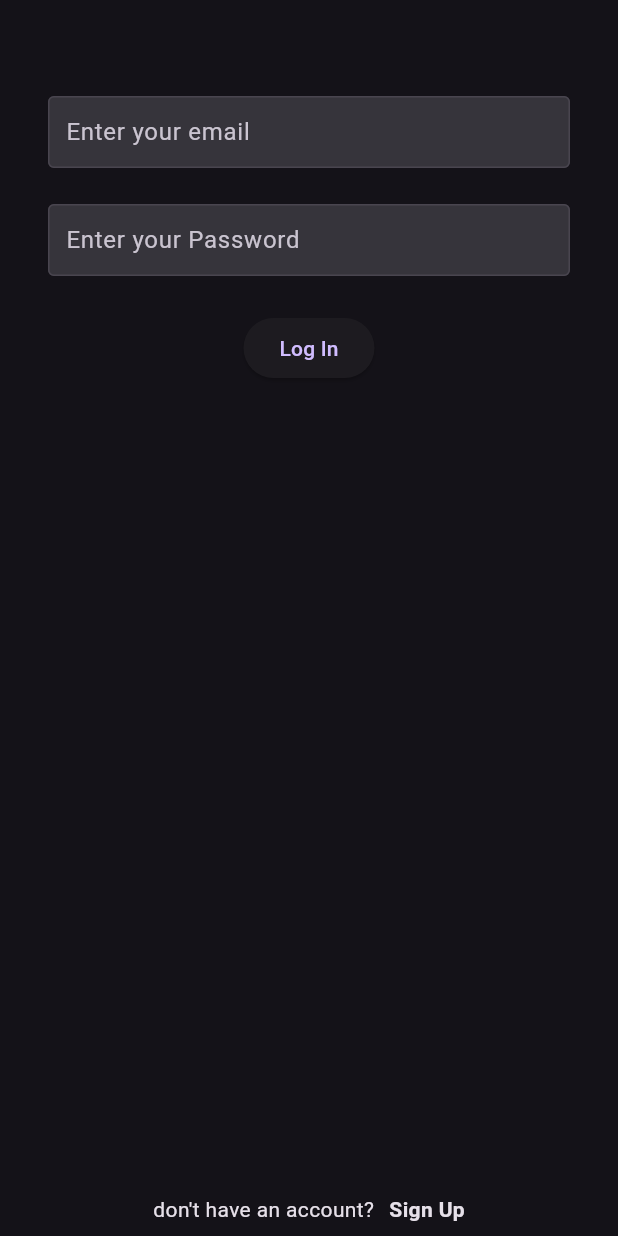
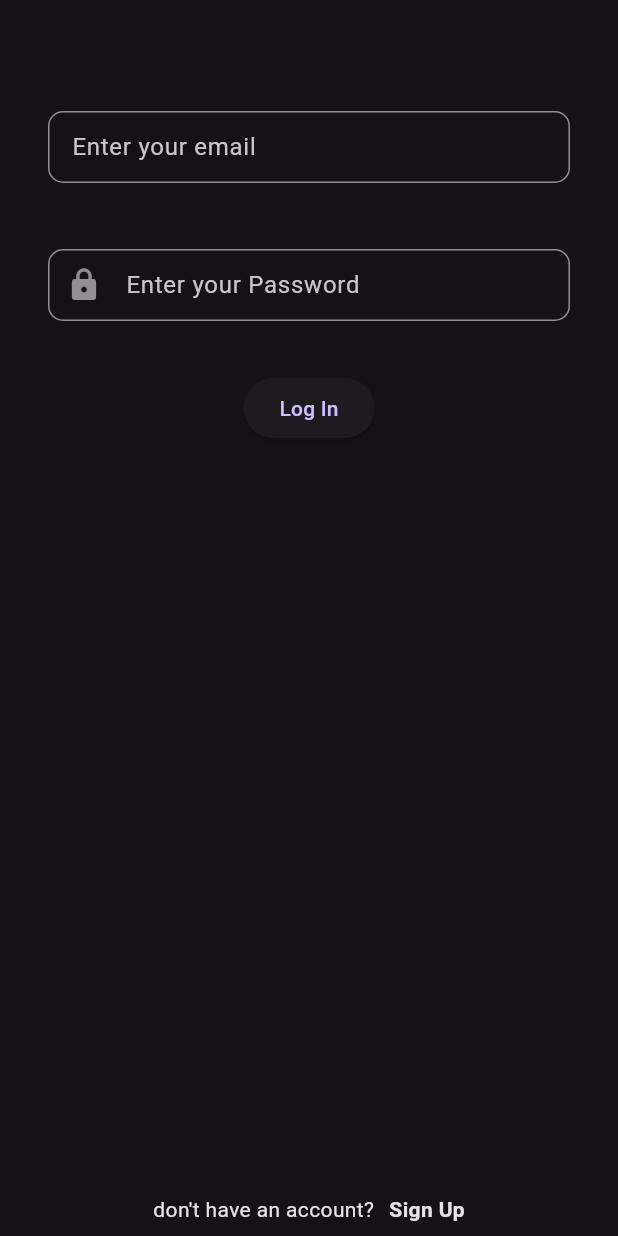
Before and after one commit to bhavyaj19/recipe_box, a Flutter app: the screen it shows after launch, on a phone screen of 412 x 824 dp. Run offline on Flutter 3.47's test engine with Material 2 defaults, Android fonts, the phone set to English and light mode, and no system bars; our stand-ins replace cloud_firestore, firebase_auth, firebase_core, firebase_storage, image_picker; accounts and stored records are empty.

Commit message:
minor bug fixes

```diff
--- a/lib/main.dart
+++ b/lib/main.dart
@@ -4,7 +4,7 @@ import 'package:flutter/foundation.dart';
 import 'package:flutter/material.dart';
 import 'package:provider/provider.dart';
 import 'package:recipe_box/providers/user_provider.dart';
-import 'package:recipe_box/screens/login/signup/login_screen.dart';
+import 'package:recipe_box/screens/auth_screens/login_screen.dart';
 import 'package:recipe_box/screens/main_screen.dart';
 
 void main() async {
--- a/lib/screens/login/signup/login_screen.dart
+++ b/lib/screens/auth_screens/login_screen.dart
@@ -1,6 +1,6 @@
 import 'package:flutter/material.dart';
 import 'package:recipe_box/resources/auth_method.dart';
-import 'package:recipe_box/screens/login/signup/signup_screen.dart';
+import 'package:recipe_box/screens/auth_screens/signup_screen.dart';
 import 'package:recipe_box/screens/main_screen.dart';
 import 'package:recipe_box/utils/utils.dart';
 import 'package:recipe_box/widgets/text_feild_input.dart';
--- a/lib/screens/login/signup/signup_screen.dart
+++ b/lib/screens/auth_screens/signup_screen.dart
@@ -5,7 +5,7 @@ import 'dart:async';
 import 'package:firebase_auth/firebase_auth.dart';
 import 'package:flutter/material.dart';
 import 'package:recipe_box/resources/auth_method.dart';
-import 'package:recipe_box/screens/login/signup/login_screen.dart';
+import 'package:recipe_box/screens/auth_screens/login_screen.dart';
 import 'package:recipe_box/screens/main_screen.dart';
 import 'package:recipe_box/widgets/text_feild_input.dart';
 
--- a/lib/widgets/text_feild_input.dart
+++ b/lib/widgets/text_feild_input.dart
@@ -17,20 +17,34 @@ class TextFeildInput extends StatelessWidget {
 
   @override
   Widget build(BuildContext context) {
-    final inputBorder =
-        OutlineInputBorder(borderSide: Divider.createBorderSide(context));
-    return TextField(
-      controller: textEditingController,
-      decoration: InputDecoration(
+    final ThemeData theme = Theme.of(context);
+    final inputBorder = OutlineInputBorder(
+      borderRadius: BorderRadius.circular(10.0),
+      borderSide: BorderSide(color: theme.colorScheme.onSurface.withOpacity(0.6)), // Use theme-aware color
+    );
+
+    return Container(
+      margin: const EdgeInsets.symmetric(vertical: 10.0),
+      child: TextField(
+        controller: textEditingController,
+        decoration: InputDecoration(
           hintText: hintText,
+          filled: true,
+          fillColor: theme.colorScheme.background, // Use theme-aware color
           border: inputBorder,
-          focusedBorder: inputBorder,
+          focusedBorder: inputBorder.copyWith(
+            borderSide: BorderSide(color: theme.primaryColor), // Use theme-aware color
+          ),
           enabledBorder: inputBorder,
-          filled: true,
-          contentPadding: const EdgeInsets.all(8)),
-      keyboardType: textInputType,
-      obscureText: isPass,
-      maxLines: maxLines,
+          contentPadding: const EdgeInsets.all(12.0),
+          prefixIcon: isPass
+              ? Icon(Icons.lock, color: theme.colorScheme.onSurface.withOpacity(0.6)) // Use theme-aware color
+              : null,
+        ),
+        keyboardType: textInputType,
+        obscureText: isPass,
+        maxLines: maxLines,
+      ),
     );
   }
 }
```
Also changed, not shown: lib/screens/profile_screen.dart (+0 -7 lines).
